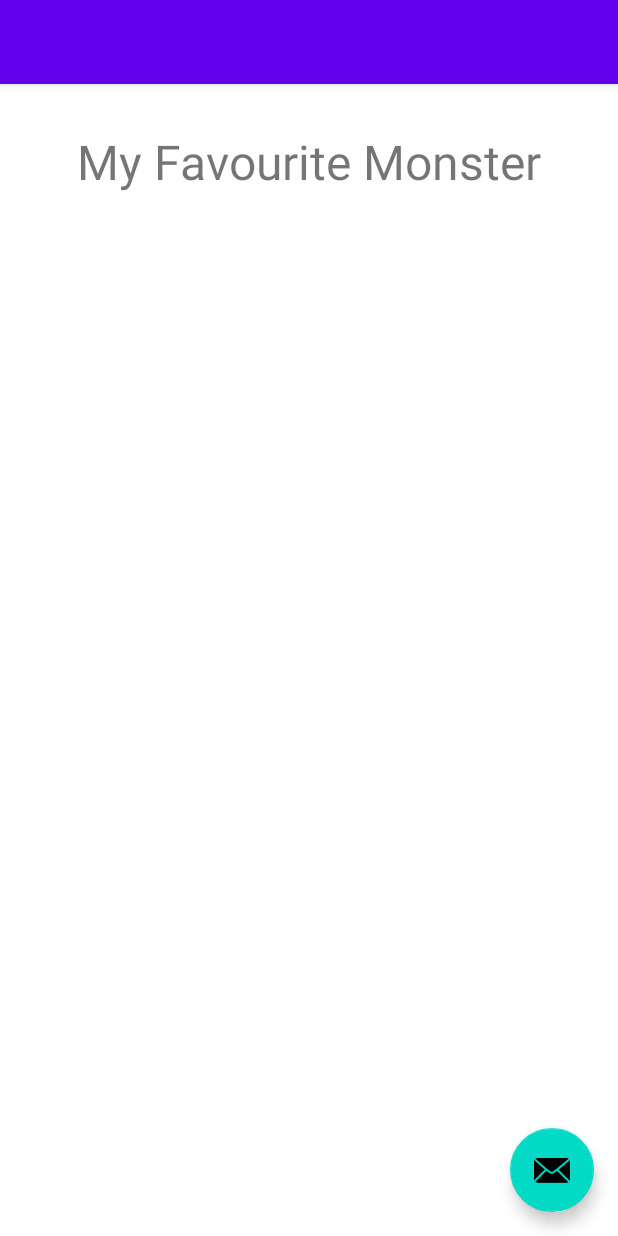
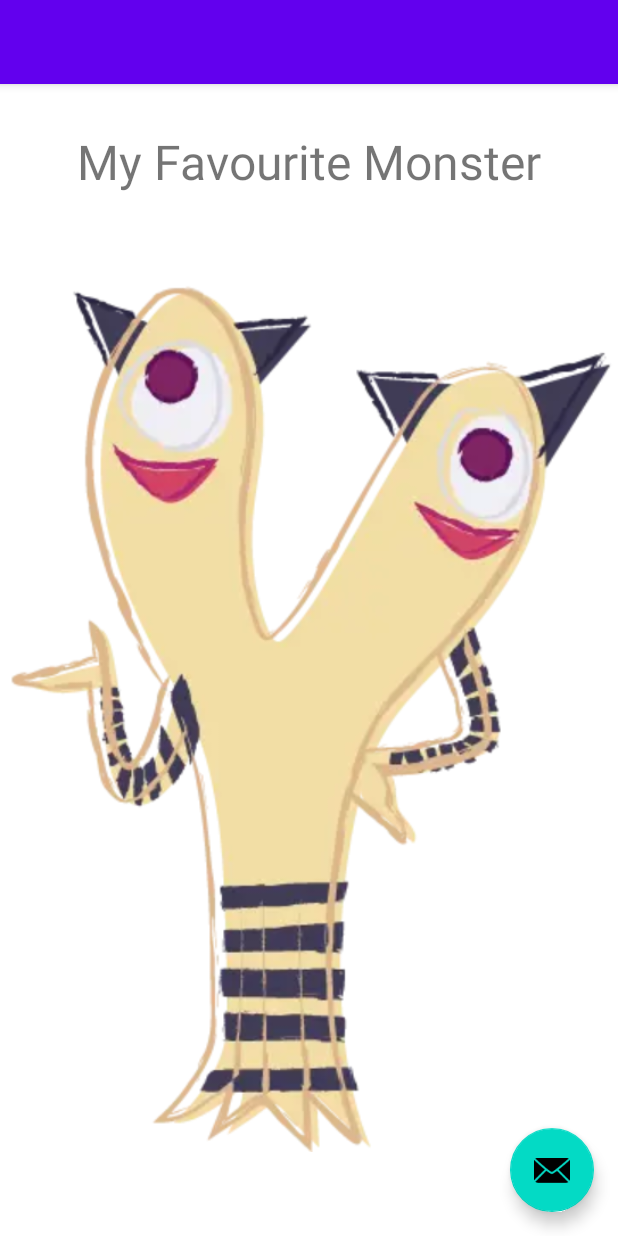
Before and after one commit to nasif-jaoadun/BasicAndroidApp, an Android app: the screen it shows after launch (MainActivity), on a phone screen of 412 x 824 dp. Run offline under Robolectric (Android 15) with nearby library versions, the phone set to English and light mode, and no system bars.

Commit message:
xml image with formats
new xml added and converted to webp

```diff
--- a/app/src/main/res/layout/content_main.xml
+++ b/app/src/main/res/layout/content_main.xml
@@ -21,10 +21,10 @@
         android:id="@+id/imageView2"
         android:layout_width="0dp"
         android:layout_height="0dp"
+        android:src="@drawable/monster01"
         app:layout_constraintBottom_toBottomOf="parent"
         app:layout_constraintEnd_toEndOf="parent"
         app:layout_constraintStart_toStartOf="parent"
-        app:layout_constraintTop_toBottomOf="@+id/tvHeadLine"
-        tools:srcCompat="@tools:sample/avatars" />
+        app:layout_constraintTop_toBottomOf="@+id/tvHeadLine" />
 
 </androidx.constraintlayout.widget.ConstraintLayout>
```
Also changed, not shown: app/src/main/res/drawable/monster01.webp (added).
